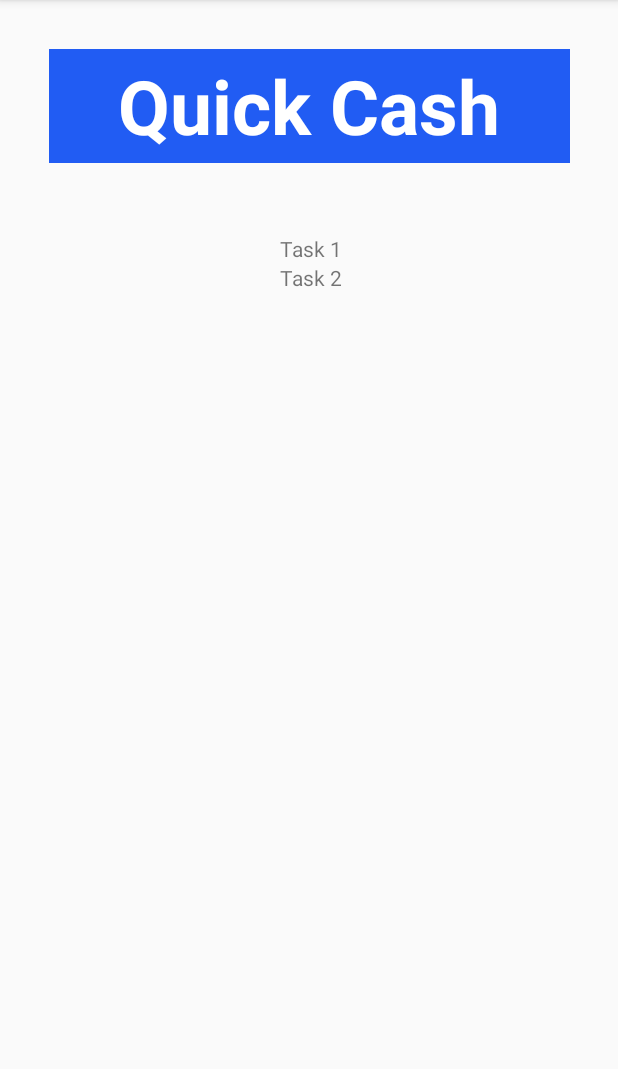
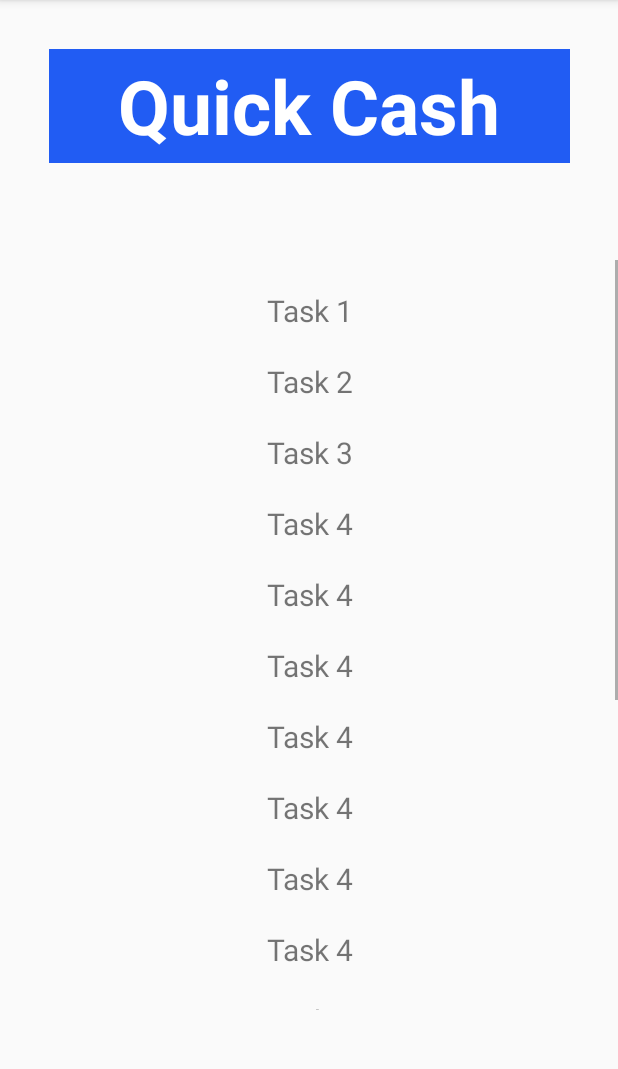
Before and after one commit to kylecumming/3130GP1, an Android app: the ViewTasksActivity screen opened directly, with no data from a screen before it, on a phone screen of 412 x 824 dp, the part 84-1153 px from its top. Run offline under Robolectric (Android 15) with nearby library versions, the phone set to English and light mode, and no system bars.

Commit message:
Experimenting with Scrollview for View Tasks page

```diff
--- a/app/src/main/res/layout/activity_view_tasks.xml
+++ b/app/src/main/res/layout/activity_view_tasks.xml
@@ -25,12 +25,13 @@
     <ScrollView
         android:id="@+id/scrollview_tasks"
         android:layout_width="414dp"
-        android:layout_height="565dp"
+        android:layout_height="500dp"
         app:layout_constraintBottom_toBottomOf="parent"
         app:layout_constraintEnd_toEndOf="parent"
         app:layout_constraintHorizontal_bias="0.666"
         app:layout_constraintStart_toStartOf="parent"
-        app:layout_constraintTop_toBottomOf="@+id/textview_quickCash8">
+        app:layout_constraintTop_toBottomOf="@+id/textview_quickCash8"
+        app:layout_constraintVertical_bias="0.406">
 
         <LinearLayout
             android:id="@+id/linearlyout_tasks"
@@ -42,15 +43,163 @@
                 android:id="@+id/textView2"
                 android:layout_width="match_parent"
                 android:layout_height="wrap_content"
+                android:layout_marginTop="20sp"
                 android:text="Task 1"
-                android:textAlignment="center" />
+                android:textAlignment="center"
+                android:textSize="20sp" />
 
             <TextView
                 android:id="@+id/textView3"
                 android:layout_width="match_parent"
                 android:layout_height="wrap_content"
+                android:layout_marginTop="20sp"
                 android:text="Task 2"
-                android:textAlignment="center" />
+                android:textAlignment="center"
+                android:textSize="20sp" />
+
+            <TextView
+                android:id="@+id/textView4"
+                android:layout_width="match_parent"
+                android:layout_height="wrap_content"
+                android:layout_marginTop="20sp"
+                android:text="Task 3"
+                android:textAlignment="center"
+                android:textSize="20sp"/>
+
+            <TextView
+                android:id="@+id/textView5"
+                android:layout_width="match_parent"
+                android:layout_height="wrap_content"
+                android:layout_marginTop="20sp"
+                android:text="Task 4"
+                android:textAlignment="center"
+                android:textSize="20sp"/>
+
+            <TextView
+                android:id="@+id/textView6"
+                android:layout_width="match_parent"
+                android:layout_height="wrap_content"
+                android:layout_marginTop="20sp"
+                android:text="Task 4"
+                android:textAlignment="center"
+                android:textSize="20sp"/>
+
+            <TextView
+                android:id="@+id/textView7"
+                android:layout_width="match_parent"
+                android:layout_height="wrap_content"
+                android:layout_marginTop="20sp"
+                android:text="Task 4"
+                android:textAlignment="center"
+                android:textSize="20sp"/>
+
+            <TextView
+                android:id="@+id/textView8"
+                android:layout_width="match_parent"
+                android:layout_height="wrap_content"
+                android:layout_marginTop="20sp"
+                android:text="Task 4"
+                android:textAlignment="center"
+                android:textSize="20sp"/>
+
+            <TextView
+                android:id="@+id/textView9"
+                android:layout_width="match_parent"
+                android:layout_height="wrap_content"
+                android:layout_marginTop="20sp"
+                android:text="Task 4"
+                android:textAlignment="center"
+                android:textSize="20sp"/>
+
+            <TextView
+                android:id="@+id/textView10"
+                android:layout_width="match_parent"
+                android:layout_height="wrap_content"
+                android:layout_marginTop="20sp"
+                android:text="Task 4"
+                android:textAlignment="center"
+                android:textSize="20sp"/>
+
+            <TextView
+                android:id="@+id/textView11"
+                android:layout_width="match_parent"
+                android:layout_height="wrap_content"
+                android:layout_marginTop="20sp"
+                android:text="Task 4"
+                android:textAlignment="center"
+                android:textSize="20sp"/>
+
+            <TextView
+                android:id="@+id/textView12"
+                android:layout_width="match_parent"
+                android:layout_height="wrap_content"
+                android:layout_marginTop="20sp"
+                android:text="Task 4"
+                android:textAlignment="center"
+                android:textSize="20sp"/>
+
+            <TextView
+                android:id="@+id/textView13"
+                android:layout_width="match_parent"
+                android:layout_height="wrap_content"
+                android:layout_marginTop="20sp"
+                android:text="Task 4"
+                android:textAlignment="center"
+                android:textSize="20sp"/>
+
+            <TextView
+                android:id="@+id/textView14"
+                android:layout_width="match_parent"
+                android:layout_height="wrap_content"
+                android:layout_marginTop="20sp"
+                android:text="Task 4"
+                android:textAlignment="center"
+                android:textSize="20sp"/>
+
+            <TextView
+                android:id="@+id/textView15"
+                android:layout_width="match_parent"
+                android:layout_height="wrap_content"
+                android:layout_marginTop="20sp"
+                android:text="Task 4"
+                android:textAlignment="center"
+                android:textSize="20sp"/>
+
+            <TextView
+                android:id="@+id/textView16"
+                android:layout_width="match_parent"
+                android:layout_height="wrap_content"
+                android:layout_marginTop="20sp"
+                android:text="Task 4"
+                android:textAlignment="center"
+                android:textSize="20sp"/>
+
+            <TextView
+                android:id="@+id/textView17"
+                android:layout_width="match_parent"
+                android:layout_height="wrap_content"
+                android:layout_marginTop="20sp"
+                android:text="Task 4"
+                android:textAlignment="center"
+                android:textSize="20sp"/>
+
+            <TextView
+                android:id="@+id/textView18"
+                android:layout_width="match_parent"
+                android:layout_height="wrap_content"
+                android:layout_marginTop="20sp"
+                android:text="Task 4"
+                android:textAlignment="center"
+                android:textSize="20sp"/>
+
+            <TextView
+                android:id="@+id/textView19"
+                android:layout_width="match_parent"
+                android:layout_height="wrap_content"
+                android:layout_marginTop="20sp"
+                android:text="Task 4"
+                android:textAlignment="center"
+                android:textSize="20sp"/>
         </LinearLayout>
     </ScrollView>
 
```
